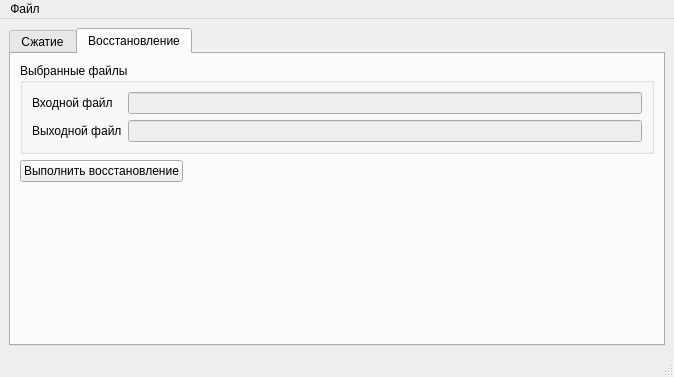
MuxauJL/CIFCodec, file src/mainwindow.ui: the form before one commit.
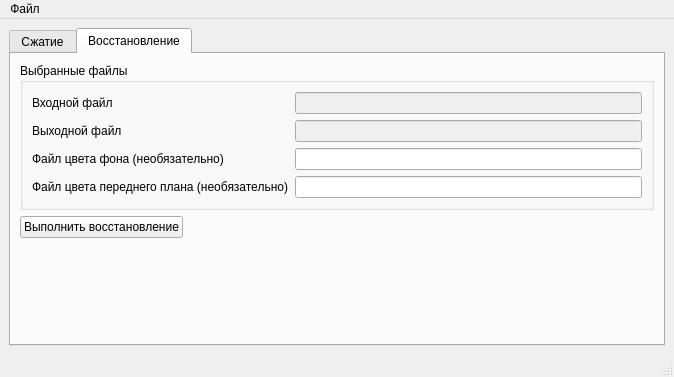
The form after the commit. The open tabs and pages were chosen to show the change.

The edit to the form file:
```diff
--- a/src/mainwindow.ui
+++ b/src/mainwindow.ui
@@ -317,6 +317,34 @@
              </property>
             </widget>
            </item>
+           <item row="2" column="0">
+            <widget class="QLabel" name="decompression_bg_color_label">
+             <property name="text">
+              <string>Файл цвета фона (необязательно)</string>
+             </property>
+            </widget>
+           </item>
+           <item row="2" column="1">
+            <widget class="QLineEdit" name="decompression_bg_color_text_line">
+             <property name="enabled">
+              <bool>true</bool>
+             </property>
+            </widget>
+           </item>
+           <item row="3" column="0">
+            <widget class="QLabel" name="decompression_fg_color_label">
+             <property name="text">
+              <string>Файл цвета переднего плана (необязательно)</string>
+             </property>
+            </widget>
+           </item>
+           <item row="3" column="1">
+            <widget class="QLineEdit" name="decompression_fg_color_text_line">
+             <property name="enabled">
+              <bool>true</bool>
+             </property>
+            </widget>
+           </item>
           </layout>
          </widget>
         </item>
```
Left out of the diff: 12 changed lines with no effect on the pictures.
